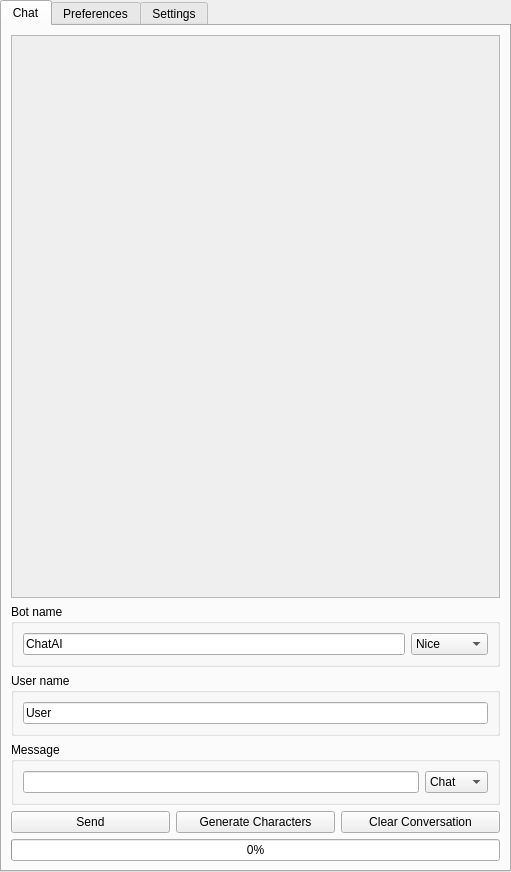
This is src/airunner/widgets/llm/templates/llm_widget.ui in Capsize-Games/airunner as Qt 5 draws it before an edit. The edited form follows.
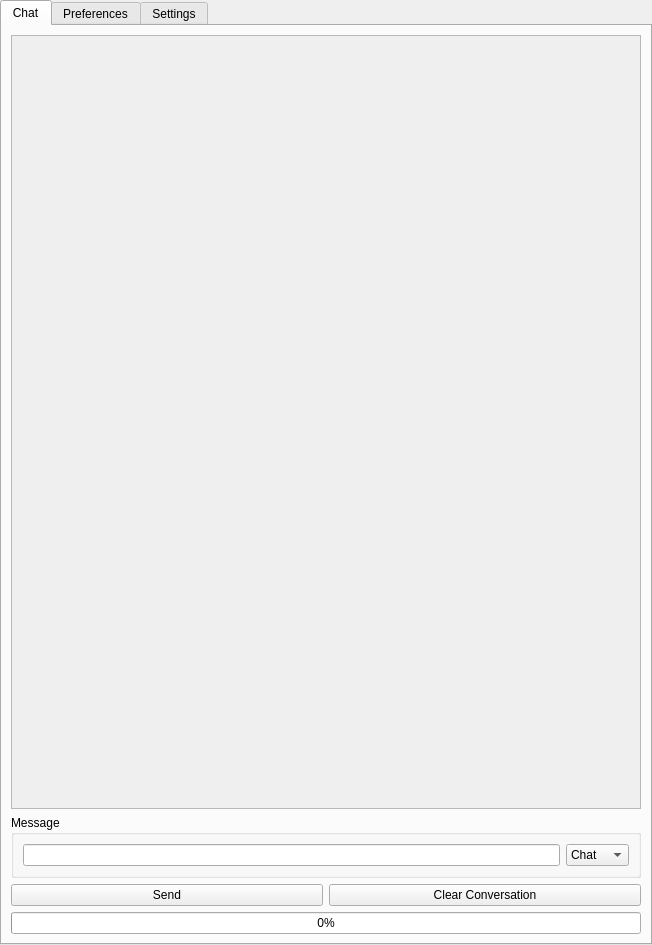
This is the edited form. Icons and pictures are not drawn. Custom widgets are drawn as their Qt base class.

Diff of the .ui file:
```diff
--- a/src/airunner/widgets/llm/templates/llm_widget.ui
+++ b/src/airunner/widgets/llm/templates/llm_widget.ui
@@ -6,8 +6,8 @@
    <rect>
     <x>0</x>
     <y>0</y>
-    <width>511</width>
-    <height>872</height>
+    <width>652</width>
+    <height>945</height>
    </rect>
   </property>
   <property name="windowTitle">
@@ -40,32 +40,7 @@
        <string>Chat</string>
       </attribute>
       <layout class="QGridLayout" name="gridLayout_8">
-       <item row="4" column="0">
-        <layout class="QHBoxLayout" name="horizontalLayout_2">
-         <item>
-          <widget class="QPushButton" name="send_button">
-           <property name="text">
-            <string>Send</string>
-           </property>
-          </widget>
-         </item>
-         <item>
-          <widget class="QPushButton" name="generate_characters_button">
-           <property name="text">
-            <string>Generate Characters</string>
-           </property>
-          </widget>
-         </item>
-         <item>
-          <widget class="QPushButton" name="clear_conversatiion_button">
-           <property name="text">
-            <string>Clear Conversation</string>
-           </property>
-          </widget>
-         </item>
-        </layout>
-       </item>
-       <item row="3" column="0">
+       <item row="1" column="0">
         <widget class="QGroupBox" name="groupBox_5">
          <property name="title">
           <string>Message</string>
@@ -91,77 +66,6 @@
          </layout>
         </widget>
        </item>
-       <item row="5" column="0">
-        <widget class="QProgressBar" name="progressBar">
-         <property name="value">
-          <number>0</number>
-         </property>
-        </widget>
-       </item>
-       <item row="2" column="0">
-        <widget class="QGroupBox" name="groupBox_4">
-         <property name="title">
-          <string>User name</string>
-         </property>
-         <layout class="QGridLayout" name="gridLayout_7">
-          <item row="0" column="0">
-           <widget class="QLineEdit" name="username">
-            <property name="text">
-             <string>User</string>
-            </property>
-           </widget>
-          </item>
-         </layout>
-        </widget>
-       </item>
-       <item row="1" column="0">
-        <widget class="QGroupBox" name="groupBox_3">
-         <property name="title">
-          <string>Bot name</string>
-         </property>
-         <layout class="QGridLayout" name="gridLayout_6">
-          <item row="0" column="0">
-           <widget class="QLineEdit" name="botname">
-            <property name="text">
-             <string>ChatAI</string>
-            </property>
-            <property name="cursorPosition">
-             <number>6</number>
-            </property>
-           </widget>
-          </item>
-          <item row="0" column="1">
-           <widget class="QComboBox" name="personality_type">
-            <item>
-             <property name="text">
-              <string>Nice</string>
-             </property>
-            </item>
-            <item>
-             <property name="text">
-              <string>Mean</string>
-             </property>
-            </item>
-            <item>
-             <property name="text">
-              <string>Weird</string>
-             </property>
-            </item>
-            <item>
-             <property name="text">
-              <string>Insane</string>
-             </property>
-            </item>
-            <item>
-             <property name="text">
-              <string>Random</string>
-             </property>
-            </item>
-           </widget>
-          </item>
-         </layout>
-        </widget>
-       </item>
        <item row="0" column="0">
         <widget class="QScrollArea" name="conversation">
          <property name="styleSheet">
@@ -175,14 +79,39 @@
            <rect>
             <x>0</x>
             <y>0</y>
-            <width>487</width>
-            <height>532</height>
+            <width>628</width>
+            <height>755</height>
            </rect>
           </property>
           <layout class="QVBoxLayout" name="verticalLayout"/>
          </widget>
         </widget>
        </item>
+       <item row="3" column="0">
+        <widget class="QProgressBar" name="progressBar">
+         <property name="value">
+          <number>0</number>
+         </property>
+        </widget>
+       </item>
+       <item row="2" column="0">
+        <layout class="QHBoxLayout" name="horizontalLayout_2">
+         <item>
+          <widget class="QPushButton" name="send_button">
+           <property name="text">
+            <string>Send</string>
+           </property>
+          </widget>
+         </item>
+         <item>
+          <widget class="QPushButton" name="clear_conversatiion_button">
+           <property name="text">
+            <string>Clear Conversation</string>
+           </property>
+          </widget>
+         </item>
+        </layout>
+       </item>
       </layout>
      </widget>
      <widget class="QWidget" name="tab_2">
@@ -221,6 +150,77 @@
          </widget>
         </widget>
        </item>
+       <item row="1" column="0">
+        <widget class="QGroupBox" name="groupBox_3">
+         <property name="title">
+          <string>Bot name</string>
+         </property>
+         <layout class="QGridLayout" name="gridLayout_14">
+          <item row="0" column="0">
+           <widget class="QLineEdit" name="botname">
+            <property name="text">
+             <string>ChatAI</string>
+            </property>
+            <property name="cursorPosition">
+             <number>6</number>
+            </property>
+           </widget>
+          </item>
+          <item row="0" column="1">
+           <widget class="QComboBox" name="personality_type">
+            <item>
+             <property name="text">
+              <string>Nice</string>
+             </property>
+            </item>
+            <item>
+             <property name="text">
+              <string>Mean</string>
+             </property>
+            </item>
+            <item>
+             <property name="text">
+              <string>Weird</string>
+             </property>
+            </item>
+            <item>
+             <property name="text">
+              <string>Insane</string>
+             </property>
+            </item>
+            <item>
+             <property name="text">
+              <string>Random</string>
+             </property>
+            </item>
+           </widget>
+          </item>
+         </layout>
+        </widget>
+       </item>
+       <item row="2" column="0">
+        <widget class="QGroupBox" name="groupBox_4">
+         <property name="title">
+          <string>User name</string>
+         </property>
+         <layout class="QGridLayout" name="gridLayout_13">
+          <item row="0" column="0">
+           <widget class="QLineEdit" name="username">
+            <property name="text">
+             <string>User</string>
+            </property>
+           </widget>
+          </item>
+         </layout>
+        </widget>
+       </item>
+       <item row="3" column="0">
+        <widget class="QPushButton" name="generate_characters_button">
+         <property name="text">
+          <string>Generate Characters</string>
+         </property>
+        </widget>
+       </item>
       </layout>
      </widget>
      <widget class="QWidget" name="tab_3">
```
Left out of the diff: 689 changed lines with no effect on the pictures.
